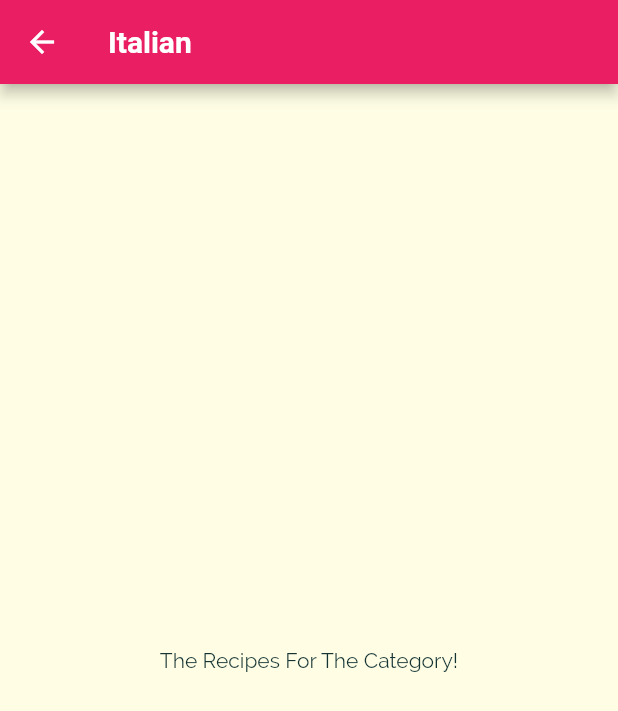
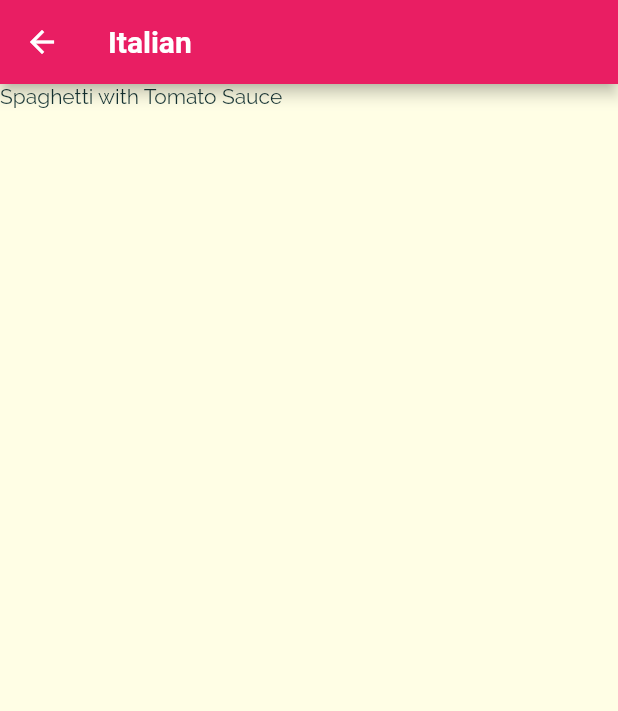
Before and after one commit to Zr99/Flutter_Meal_App, a Flutter app: the screen it shows after launch, after a tap on "Italian", on a phone screen of 412 x 824 dp. Shown: the top 711 px of the screen. Run offline on Flutter 3.47's test engine with Material 2 defaults, Android fonts, the phone set to English and light mode, and no system bars; Roboto replaces fonts that are missing (RobotoCondensed).

Commit message:
Added the dummy data into their meal and Organized dart file into different folders

```diff
--- a/lib/main.dart
+++ b/lib/main.dart
@@ -1,7 +1,7 @@
 import 'package:flutter/material.dart';
 
-import 'category_meals_screen.dart';
-import 'categories_screen.dart';
+import 'screens/category_meals_screen.dart';
+import 'screens/categories_screen.dart';
 
 void main() {
   runApp(MyApp());
--- a/lib/categories_screen.dart
+++ b/lib/screens/categories_screen.dart
@@ -1,7 +1,7 @@
 import 'package:flutter/material.dart';
 
-import './dummy_data.dart';
-import './category_item.dart';
+import '../dummy_data.dart';
+import '../widgets/category_item.dart';
 
 class CategoriesScreen extends StatelessWidget {
   @override
--- a/lib/category_meals_screen.dart
+++ b/lib/screens/category_meals_screen.dart
@@ -1,5 +1,6 @@
 import 'package:flutter/material.dart';
-import 'package:meal_app/models/category.dart';
+
+import '../dummy_data.dart';
 
 class CategoryMealsScreen extends StatelessWidget {
   static const routeName = 'category-meals';
@@ -15,15 +16,19 @@ class CategoryMealsScreen extends StatelessWidget {
 
     final categoryTitle = routeArgs['title'];
     final categoryId = routeArgs['id'];
+    final categoryMeals = DUMMY_MEALS.where((meal) {
+      return meal.categories!.contains(categoryId);
+    }).toList();
 
     return Scaffold(
       appBar: AppBar(
         title: Text(categoryTitle as String),
       ),
-      body: Center(
-        child: Text(
-          'The Recipes For The Category!',
-        ),
+      body: ListView.builder(
+        itemBuilder: (ctx, index) {
+          return Text(categoryMeals[index].title as String);
+        },
+        itemCount: categoryMeals.length,
       ),
     );
   }
--- a/lib/category_item.dart
+++ b/lib/widgets/category_item.dart
@@ -1,5 +1,5 @@
 import 'package:flutter/material.dart';
-import 'category_meals_screen.dart';
+import '../screens/category_meals_screen.dart';
 
 class CategoryItem extends StatelessWidget {
   final String title;
```
Also changed, not shown: lib/widgets/meal_item.dart (added).
